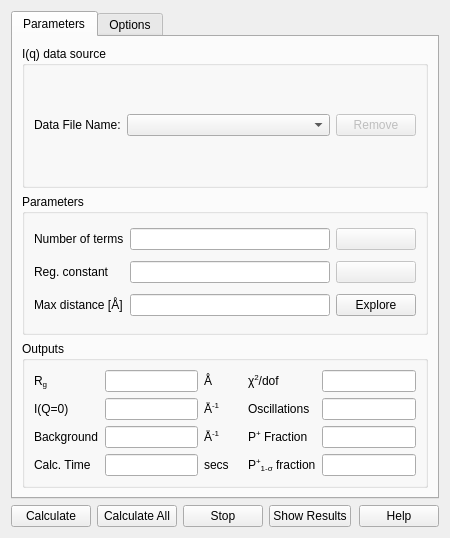
The window that src/sas/qtgui/Perspectives/Inversion/UI/TabbedInversionUI.ui (SasView/sasview) describes before a commit, drawn with Qt 5.
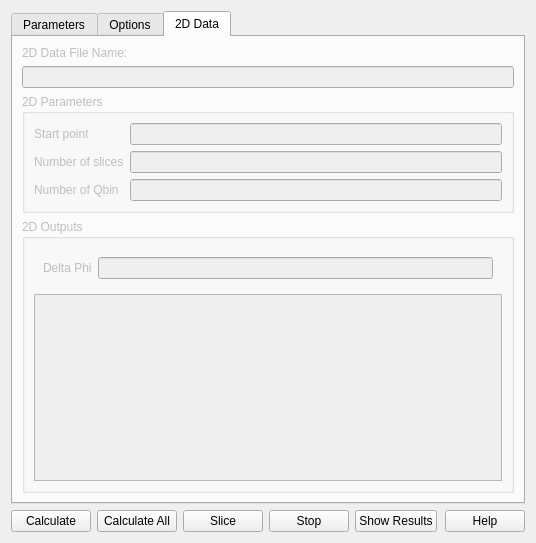
The same window after the commit. The open tabs and pages were chosen to show the change.

Commit message:
2D data has a new tab (Ui) with an outputs table.
the table populates the slices created and the button when pressed need to show plots of the slice.

calculate all button need to also be fixed. the data cannot be read as its not in the right object.

The edit to the form file:
```diff
--- a/src/sas/qtgui/Perspectives/Inversion/UI/TabbedInversionUI.ui
+++ b/src/sas/qtgui/Perspectives/Inversion/UI/TabbedInversionUI.ui
@@ -6,8 +6,8 @@
    <rect>
     <x>0</x>
     <y>0</y>
-    <width>450</width>
-    <height>538</height>
+    <width>536</width>
+    <height>543</height>
    </rect>
   </property>
   <property name="sizePolicy">
@@ -63,6 +63,13 @@
        </property>
       </widget>
      </item>
+     <item>
+      <widget class="QPushButton" name="sliceButton">
+       <property name="text">
+        <string>Slice</string>
+       </property>
+      </widget>
+     </item>
      <item>
       <widget class="QPushButton" name="stopButton">
        <property name="text">
@@ -790,50 +797,116 @@
            </layout>
           </item>
           <item row="3" column="0">
-           <widget class="QGroupBox" name="twoDParamGroupBox">
-            <property name="enabled">
-             <bool>false</bool>
+           <spacer name="verticalSpacer">
+            <property name="orientation">
+             <enum>Qt::Vertical</enum>
             </property>
             <property name="title">
              <string>2D Parameters</string>
             </property>
-            <layout class="QVBoxLayout" name="verticalLayout">
+           </spacer>
+          </item>
+         </layout>
+        </widget>
+       </item>
+      </layout>
+     </widget>
+     <widget class="QWidget" name="tab2D">
+      <property name="enabled">
+       <bool>false</bool>
+      </property>
+      <attribute name="title">
+       <string>2D Data</string>
+      </attribute>
+      <layout class="QGridLayout" name="gridLayout_10">
+       <item row="8" column="0">
+        <widget class="QGroupBox" name="Output2DBox">
+         <property name="title">
+          <string>2D Outputs</string>
+         </property>
+         <layout class="QVBoxLayout" name="verticalLayout_3">
+          <item>
+           <widget class="QWidget" name="widget" native="true">
+            <layout class="QHBoxLayout" name="horizontalLayout_5">
              <item>
-              <widget class="QLabel" name="label_31">
+              <widget class="QLabel" name="label_28">
                <property name="text">
-                <string>Start point</string>
+                <string>Delta Phi</string>
                </property>
               </widget>
              </item>
              <item>
-              <widget class="QLineEdit" name="startPointInput"/>
-             </item>
-             <item>
-              <widget class="QLabel" name="label_30">
-               <property name="text">
-                <string>Number of slices</string>
+              <widget class="QLineEdit" name="deltaPhiValue">
+               <property name="readOnly">
+                <bool>true</bool>
                </property>
               </widget>
              </item>
-             <item>
-              <widget class="QLineEdit" name="noOfSlicesInput"/>
-             </item>
-             <item>
-              <widget class="QLabel" name="label_23">
-               <property name="text">
-                <string>Number of Qbin</string>
-               </property>
-              </widget>
-             </item>
-             <item>
-              <widget class="QLineEdit" name="noOfQbin"/>
-             </item>
             </layout>
            </widget>
           </item>
+          <item>
+           <widget class="QTableWidget" name="sliceList"/>
+          </item>
          </layout>
         </widget>
        </item>
+       <item row="1" column="0">
+        <widget class="QLineEdit" name="fileName2d">
+         <property name="mouseTracking">
+          <bool>true</bool>
+         </property>
+         <property name="readOnly">
+          <bool>true</bool>
+         </property>
+        </widget>
+       </item>
+       <item row="7" column="0">
+        <widget class="QGroupBox" name="twoDParamGroupBox">
+         <property name="title">
+          <string>2D Parameters</string>
+         </property>
+         <layout class="QGridLayout" name="gridLayout_11">
+          <item row="6" column="2">
+           <widget class="QLineEdit" name="noOfQbinInput"/>
+          </item>
+          <item row="4" column="2">
+           <widget class="QLineEdit" name="noOfSlicesInput"/>
+          </item>
+          <item row="0" column="0">
+           <widget class="QLabel" name="label_31">
+            <property name="text">
+             <string>Start point</string>
+            </property>
+           </widget>
+          </item>
+          <item row="6" column="0">
+           <widget class="QLabel" name="label_23">
+            <property name="text">
+             <string>Number of Qbin</string>
+            </property>
+           </widget>
+          </item>
+          <item row="4" column="0">
+           <widget class="QLabel" name="label_30">
+            <property name="text">
+             <string>Number of slices</string>
+            </property>
+           </widget>
+          </item>
+          <item row="0" column="2">
+           <widget class="QLineEdit" name="startPointInput"/>
+          </item>
+         </layout>
+        </widget>
+       </item>
+       <item row="0" column="0">
+        <widget class="QLabel" name="label_32">
+         <property name="text">
+          <string>2D Data File Name: </string>
+         </property>
+        </widget>
+       </item>
       </layout>
      </widget>
     </widget>
```
Left out of the diff: 9 changed lines with no effect on the pictures. The commit also changes 2 other files.
